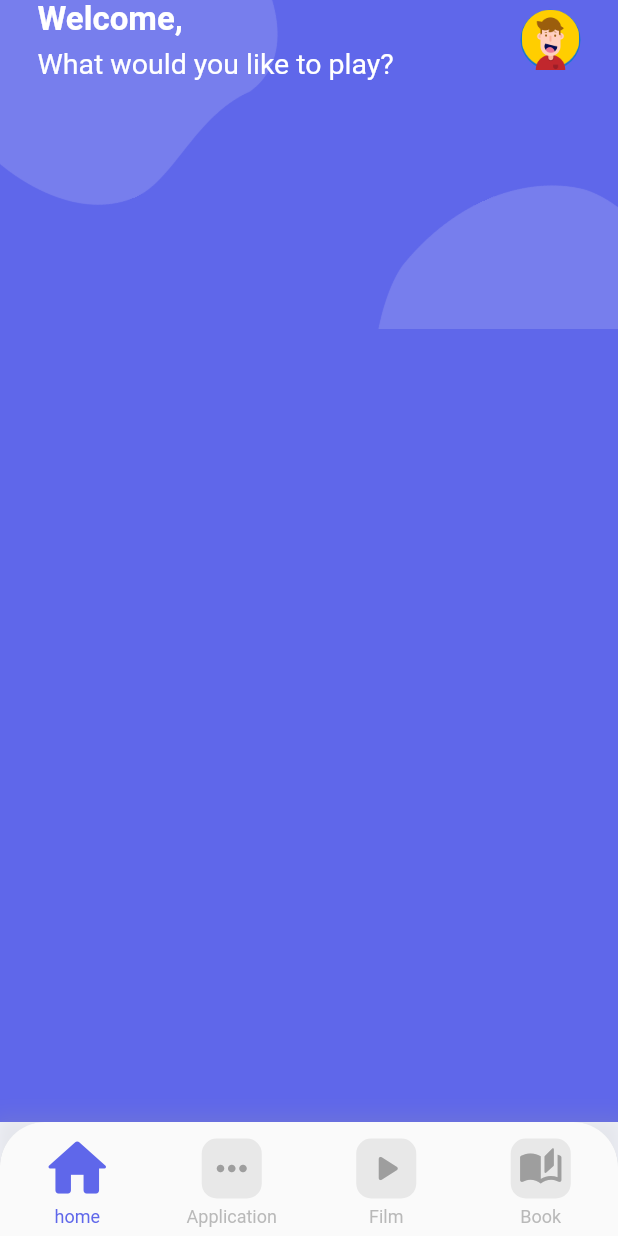
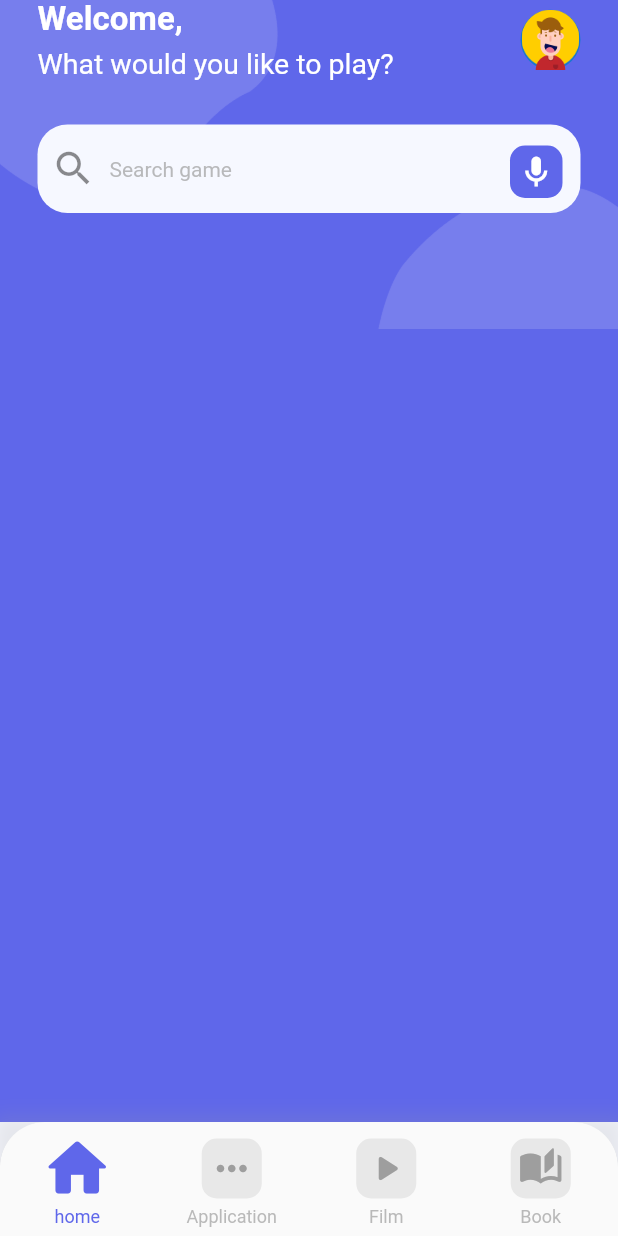
Before and after one commit to RHFanambinantsoa/noob_flutter_gamestore, a Flutter app: the screen it shows after launch, on a phone screen of 412 x 824 dp. Run offline on Flutter 3.47's test engine with Material 2 defaults, Android fonts, the phone set to English and light mode, and no system bars.

Commit message:
search section

```diff
--- a/lib/pages/home/home.dart
+++ b/lib/pages/home/home.dart
@@ -1,5 +1,6 @@
 import 'package:flutter/material.dart';
 import 'package:noob_flutter_gamestore/pages/home/widgets/header.dart';
+import 'package:noob_flutter_gamestore/pages/home/widgets/search.dart';
 
 class HomePage extends StatelessWidget {
   const HomePage({super.key});
@@ -34,6 +35,7 @@ class HomePage extends StatelessWidget {
             const Column(
               children: [
                 HeaderSection(),
+                SearchSection()
               ],
             )
           ],
--- /dev/null
+++ b/lib/pages/home/widgets/search.dart
@@ -0,0 +1,63 @@
+import 'package:flutter/material.dart';
+
+class SearchSection extends StatelessWidget {
+  const SearchSection({super.key});
+
+  @override
+  Widget build(BuildContext context) {
+    return Container(
+      padding: const EdgeInsets.symmetric(
+        //padding symetric zany hoe top sy bottom ilay vertical d right sy left ilay horizontal
+        horizontal: 25,
+        vertical: 30,
+      ),
+      child: Stack(
+        children: [
+          TextField(
+            cursorColor: const Color(0xFF5F67EA), //cpuleur du curseur
+            decoration: InputDecoration(
+              fillColor: const Color(0xFFF6F8FF),
+              filled: true,
+              border: OutlineInputBorder(
+                borderRadius: BorderRadius.circular(20),
+                borderSide: const BorderSide( //ilay border be manodidina iny par defat 1px solid black
+                  width: 0,
+                  style: BorderStyle.none,
+                ),
+              ),
+              contentPadding: const EdgeInsets.symmetric(//padding an'ilay input
+                horizontal: 20,
+                vertical: 20,
+              ),
+              prefixIcon: const Icon( //icon eny aloha
+                Icons.search_outlined,
+                size: 30,
+              ),
+              hintText: "Search game", //place holder
+              hintStyle: TextStyle( //afaka stylisena
+                fontSize: 14,
+                color: Colors.grey.withOpacity(0.7),
+              ),
+            ),
+          ),
+          Positioned( //ty ilay position relative zany sa tsy azoko tsara
+            bottom: 10,
+            right: 12,
+            child: Container(
+              padding: const EdgeInsets.all(5),
+              decoration: BoxDecoration(//style an'ilay box
+                borderRadius: BorderRadius.circular(10),
+                color: const Color(0xFF5F67EA), //background
+              ),
+              child: const Icon(
+                Icons.mic_outlined,
+                color: Colors.white,
+                size: 25,
+              ),
+            ),
+          )
+        ],
+      ),
+    );
+  }
+}
```
